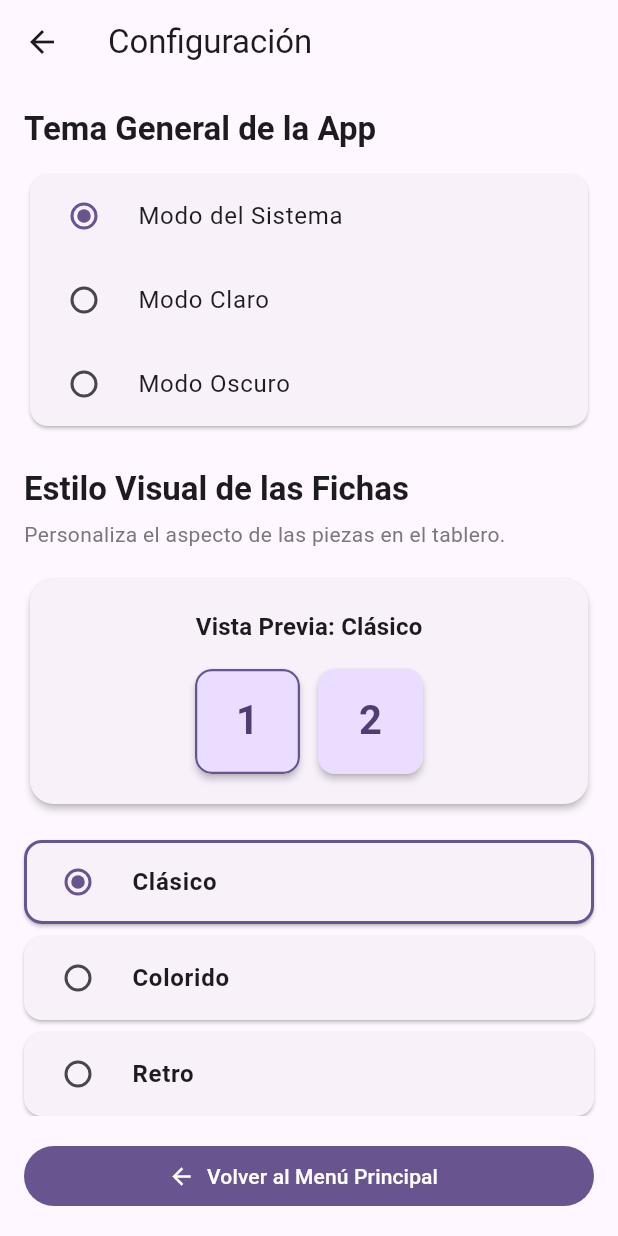
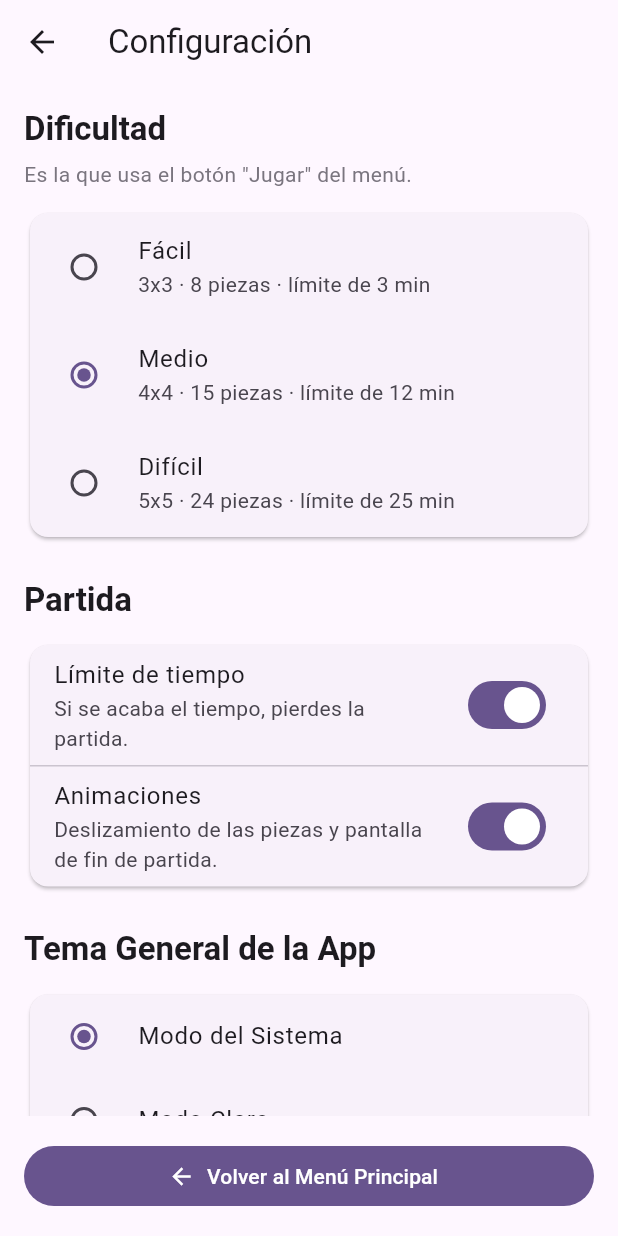
Before and after one commit to as-jpg-quqjue/FlutterPuzzleProject, a Flutter app: the screen it shows after launch, after a tap on "Configuración", on a phone screen of 412 x 824 dp. Run offline on Flutter 3.47's test engine with Material 3 defaults, Android fonts, the light colour scheme and no system bars; our stand-ins replace shared_preferences.

Commit message:
Configuración: dificultad por defecto, límite de tiempo y animaciones
SettingsRepository guarda además la dificultad por defecto, si hay límite de tiempo y si las animaciones están activas, y agrega loadGameSettings() para leer todas las preferencias del juego de una vez. La pantalla de Configuración suma las secciones Dificultad y Partida. Incluye pruebas.

```diff
--- a/flutter_puzzle/lib/screens/settings_screen.dart
+++ b/flutter_puzzle/lib/screens/settings_screen.dart
@@ -1,6 +1,7 @@
 import 'package:flutter/material.dart';
 
 import '../main.dart'; // Importa themeNotifier
+import '../models/difficulty.dart';
 import '../models/tile_style.dart';
 import '../services/settings_repository.dart';
 import '../widgets/puzzle_tile.dart';
@@ -19,8 +20,11 @@ class SettingsScreen extends StatefulWidget {
 
 class _SettingsScreenState extends State<SettingsScreen> {
   late final SettingsRepository _settingsRepo;
+  Difficulty _selectedDifficulty = Difficulty.medium;
   TileStyle _selectedStyle = TileStyle.classic;
   ThemeMode _selectedThemeMode = ThemeMode.system;
+  bool _animationsEnabled = true;
+  bool _timeLimitEnabled = true;
   bool _isLoading = true;
 
   @override
@@ -31,15 +35,33 @@ class _SettingsScreenState extends State<SettingsScreen> {
   }
 
   Future<void> _loadSettings() async {
-    final style = await _settingsRepo.loadTileStyle();
+    final settings = await _settingsRepo.loadGameSettings();
     final theme = await _settingsRepo.loadThemeMode();
     if (mounted) {
       setState(() {
-        _selectedStyle = style;
+        _selectedDifficulty = settings.difficulty;
+        _selectedStyle = settings.tileStyle;
+        _animationsEnabled = settings.animationsEnabled;
+        _timeLimitEnabled = settings.timeLimitEnabled;
         _selectedThemeMode = theme;
         _isLoading = false;
       });
     }
+  }
+
+  Future<void> _updateDifficulty(Difficulty difficulty) async {
+    setState(() => _selectedDifficulty = difficulty);
+    await _settingsRepo.saveDifficulty(difficulty);
+  }
+
+  Future<void> _updateAnimations(bool enabled) async {
+    setState(() => _animationsEnabled = enabled);
+    await _settingsRepo.saveAnimationsEnabled(enabled);
+  }
+
+  Future<void> _updateTimeLimit(bool enabled) async {
+    setState(() => _timeLimitEnabled = enabled);
+    await _settingsRepo.saveTimeLimitEnabled(enabled);
   }
 
   Future<void> _updateStyle(TileStyle style) async {
@@ -64,6 +86,20 @@ class _SettingsScreenState extends State<SettingsScreen> {
     }
   }
 
+  String _difficultyDetail(Difficulty difficulty) {
+    return '${difficulty.gridLabel} · ${difficulty.tileCount} piezas · '
+        'límite de ${difficulty.timeLimit.inMinutes} min';
+  }
+
+  Widget _sectionTitle(BuildContext context, String text) {
+    return Text(
+      text,
+      style: Theme.of(context).textTheme.titleLarge?.copyWith(
+            fontWeight: FontWeight.bold,
+          ),
+    );
+  }
+
   @override
   Widget build(BuildContext context) {
     final theme = Theme.of(context);
@@ -81,13 +117,71 @@ class _SettingsScreenState extends State<SettingsScreen> {
                     child: ListView(
                       padding: const EdgeInsets.all(16.0),
                       children: [
-                        // --- SECCIÓN TEMA VISUAL ---
+                        // --- SECCIÓN DIFICULTAD ---
+                        _sectionTitle(context, 'Dificultad'),
+                        const SizedBox(height: 6),
                         Text(
-                          'Tema General de la App',
-                          style: theme.textTheme.titleLarge?.copyWith(
-                            fontWeight: FontWeight.bold,
+                          'Es la que usa el botón "Jugar" del menú.',
+                          style: theme.textTheme.bodyMedium?.copyWith(
+                            color: theme.colorScheme.outline,
                           ),
                         ),
+                        const SizedBox(height: 12),
+                        Card(
+                          shape: RoundedRectangleBorder(
+                            borderRadius: BorderRadius.circular(12),
+                          ),
+                          child: Column(
+                            children: Difficulty.values.map((difficulty) {
+                              return RadioListTile<Difficulty>(
+                                value: difficulty,
+                                groupValue: _selectedDifficulty,
+                                title: Text(difficulty.label),
+                                subtitle: Text(_difficultyDetail(difficulty)),
+                                onChanged: (val) {
+                                  if (val != null) _updateDifficulty(val);
+                                },
+                              );
+                            }).toList(),
+                          ),
+                        ),
+
+                        const SizedBox(height: 24),
+
+                        // --- SECCIÓN PARTIDA ---
+                        _sectionTitle(context, 'Partida'),
+                        const SizedBox(height: 12),
+                        Card(
+                          shape: RoundedRectangleBorder(
+                            borderRadius: BorderRadius.circular(12),
+                          ),
+                          child: Column(
+                            children: [
+                              SwitchListTile(
+                                value: _timeLimitEnabled,
+                                title: const Text('Límite de tiempo'),
+                                subtitle: const Text(
+                                  'Si se acaba el tiempo, pierdes la partida.',
+                                ),
+                                onChanged: _updateTimeLimit,
+                              ),
+                              const Divider(height: 1),
+                              SwitchListTile(
+                                value: _animationsEnabled,
+                                title: const Text('Animaciones'),
+                                subtitle: const Text(
+                                  'Deslizamiento de las piezas y pantalla de fin de partida.',
+                                ),
+                                onChanged: _updateAnimations,
+                              ),
+                            ],
+                          ),
+                        ),
+
+                        const SizedBox(height: 24),
+
+                        // --- SECCIÓN TEMA VISUAL ---
+                        _sectionTitle(context, 'Tema General de la App'),
                         const SizedBox(height: 12),
                         Card(
                           shape: RoundedRectangleBorder(
@@ -110,12 +204,7 @@ class _SettingsScreenState extends State<SettingsScreen> {
                         const SizedBox(height: 24),
 
                         // --- SECCIÓN ESTILO DE FICHAS ---
-                        Text(
-                          'Estilo Visual de las Fichas',
-                          style: theme.textTheme.titleLarge?.copyWith(
-                            fontWeight: FontWeight.bold,
-                          ),
-                        ),
+                        _sectionTitle(context, 'Estilo Visual de las Fichas'),
                         const SizedBox(height: 6),
                         Text(
                           'Personaliza el aspecto de las piezas en el tablero.',
--- a/flutter_puzzle/lib/services/settings_repository.dart
+++ b/flutter_puzzle/lib/services/settings_repository.dart
@@ -1,20 +1,53 @@
 import 'package:flutter/material.dart';
 import 'package:shared_preferences/shared_preferences.dart';
 
+import '../models/difficulty.dart';
 import '../models/tile_style.dart';
 
-/// Guarda y lee las preferencias del usuario (estilo de fichas y modo de tema).
+/// Preferencias que usa la pantalla de juego.
+class GameSettings {
+  const GameSettings({
+    this.difficulty = Difficulty.medium,
+    this.tileStyle = TileStyle.classic,
+    this.animationsEnabled = true,
+    this.timeLimitEnabled = true,
+  });
+
+  /// Dificultad con la que arranca el botón "Jugar".
+  final Difficulty difficulty;
+  final TileStyle tileStyle;
+  final bool animationsEnabled;
+
+  /// Si es `false` no hay límite de tiempo y solo se pierde al rendirse.
+  final bool timeLimitEnabled;
+}
+
+/// Guarda y lee las preferencias del usuario en el dispositivo
+/// (dificultad, estilo de fichas, tema, animaciones y límite de tiempo).
 class SettingsRepository {
   SettingsRepository({SharedPreferences? preferences})
       : _preferences = preferences;
 
   static const String _tileStyleKey = 'selected_tile_style';
   static const String _themeModeKey = 'selected_theme_mode';
+  static const String _difficultyKey = 'selected_difficulty';
+  static const String _animationsKey = 'animations_enabled';
+  static const String _timeLimitKey = 'time_limit_enabled';
 
   SharedPreferences? _preferences;
 
   Future<SharedPreferences> get _prefs async =>
       _preferences ??= await SharedPreferences.getInstance();
+
+  /// Todas las preferencias de juego de una vez.
+  Future<GameSettings> loadGameSettings() async {
+    return GameSettings(
+      difficulty: await loadDifficulty(),
+      tileStyle: await loadTileStyle(),
+      animationsEnabled: await loadAnimationsEnabled(),
+      timeLimitEnabled: await loadTimeLimitEnabled(),
+    );
+  }
 
   Future<TileStyle> loadTileStyle() async {
     final prefs = await _prefs;
@@ -47,4 +80,38 @@ class SettingsRepository {
     final prefs = await _prefs;
     await prefs.setString(_themeModeKey, mode.name);
   }
+
+  Future<Difficulty> loadDifficulty() async {
+    final prefs = await _prefs;
+    final name = prefs.getString(_difficultyKey);
+    return Difficulty.values.firstWhere(
+      (difficulty) => difficulty.name == name,
+      orElse: () => Difficulty.medium,
+    );
+  }
+
+  Future<void> saveDifficulty(Difficulty difficulty) async {
+    final prefs = await _prefs;
+    await prefs.setString(_difficultyKey, difficulty.name);
+  }
+
+  Future<bool> loadAnimationsEnabled() async {
+    final prefs = await _prefs;
+    return prefs.getBool(_animationsKey) ?? true;
+  }
+
+  Future<void> saveAnimationsEnabled(bool enabled) async {
+    final prefs = await _prefs;
+    await prefs.setBool(_animationsKey, enabled);
+  }
+
+  Future<bool> loadTimeLimitEnabled() async {
+    final prefs = await _prefs;
+    return prefs.getBool(_timeLimitKey) ?? true;
+  }
+
+  Future<void> saveTimeLimitEnabled(bool enabled) async {
+    final prefs = await _prefs;
+    await prefs.setBool(_timeLimitKey, enabled);
+  }
 }
```
Also changed, not shown: 1 other file.
